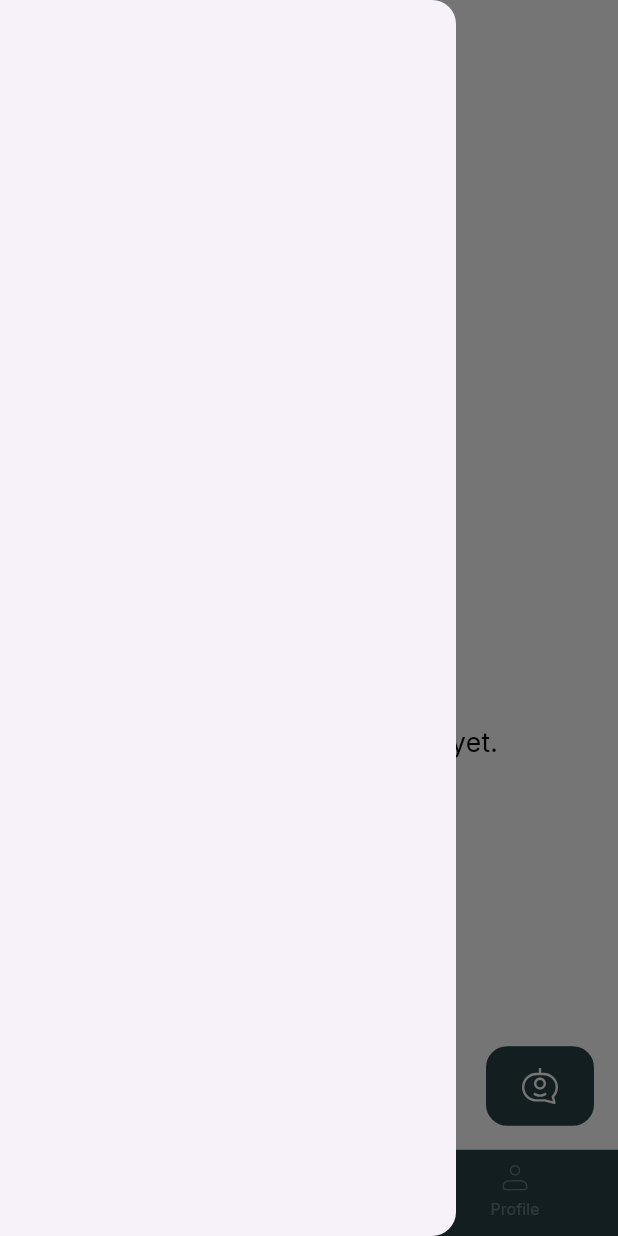
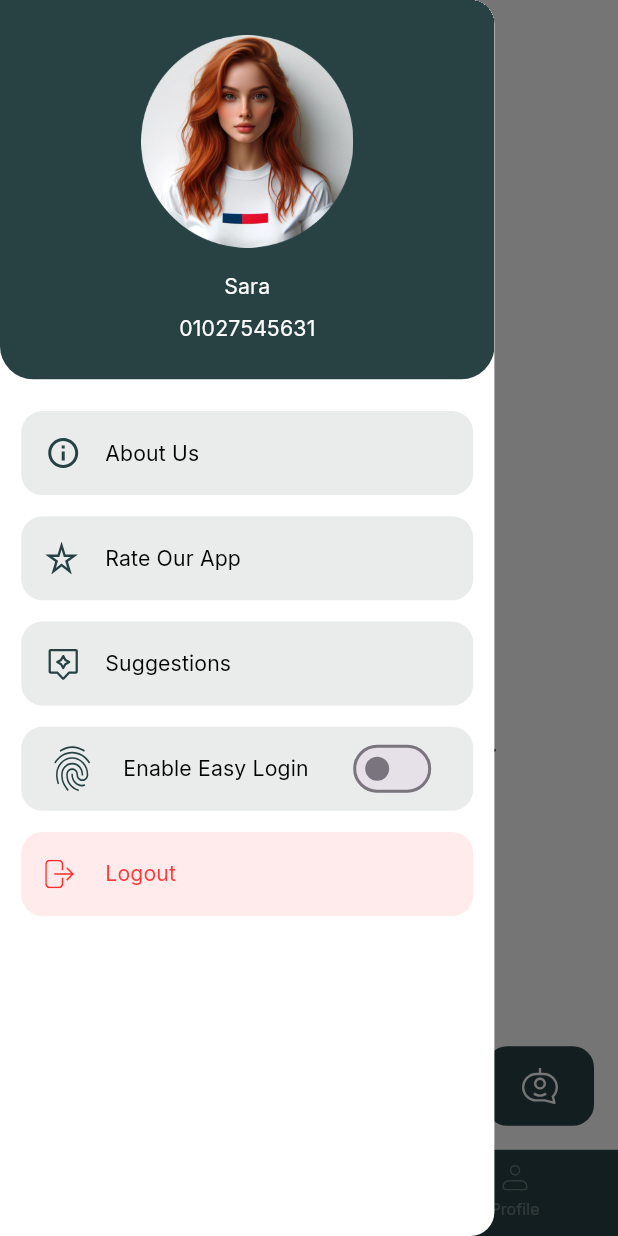
Before and after one commit to EzatRashad/Tranqulity, a Flutter app: the LayoutView screen opened directly, with the side drawer open, on a phone screen of 412 x 824 dp. Run offline on Flutter 3.47's test engine with Material 3 defaults, Android fonts, the phone set to English and light mode, and no system bars; our stand-ins replace flutter_screenutil, flutter_svg.

Commit message:
feat: add AppDrawer

```diff
--- a/lib/views/layout/layout.dart
+++ b/lib/views/layout/layout.dart
@@ -5,6 +5,7 @@ import 'package:tranqulity/core/utils/utils.dart';
 import 'package:tranqulity/core/widgets/button_widget.dart';
 import 'package:tranqulity/core/widgets/custom_image_widget.dart';
 import 'package:tranqulity/views/chat/chat_view.dart';
+import 'package:tranqulity/views/layout/widgets/app_drawer.dart';
 
 class LayoutView extends StatefulWidget {
   const LayoutView({super.key});
@@ -47,7 +48,7 @@ class _LayoutViewState extends State<LayoutView> {
         buttonColor: AppColors.primary,
         child: AppImage(imageName: "flaot_chat.svg"),
       ),
-      drawer: Drawer(),
+      drawer: AppDrawer(),
 
       appBar: AppBar(
         backgroundColor: Colors.transparent,
--- /dev/null
+++ b/lib/views/layout/widgets/app_drawer.dart
@@ -0,0 +1,156 @@
+import 'package:flutter/material.dart';
+import 'package:flutter_screenutil/flutter_screenutil.dart';
+import 'package:tranqulity/core/style/app_colors.dart';
+import 'package:tranqulity/core/utils/navigate.dart';
+import 'package:tranqulity/core/utils/utils.dart';
+import 'package:tranqulity/core/widgets/custom_image_widget.dart';
+import 'package:tranqulity/views/login/login.dart';
+
+class AppDrawer extends StatelessWidget {
+  const AppDrawer({super.key});
+
+  @override
+  Widget build(BuildContext context) {
+    final theme = Theme.of(context).textTheme;
+    return Drawer(
+      width: 344.w,
+      backgroundColor: Colors.white,
+      child: Column(
+        children: [
+          Container(
+            width: double.infinity,
+            height: 286.h,
+            decoration: BoxDecoration(
+              color: Color(0xff284243),
+              borderRadius: BorderRadius.only(
+                bottomRight: Radius.circular(25.r),
+                bottomLeft: Radius.circular(25.r),
+              ),
+            ),
+            child: Column(
+              mainAxisAlignment: MainAxisAlignment.center,
+              children: [
+                AppImage(
+                  imageName: 'drawer_profile.jpg',
+                  height: 160.h,
+                  width: 160.w,
+                ),
+                17.ph,
+                Text(
+                  'Sara',
+                  style: theme.titleMedium!.copyWith(
+                    color: Colors.white,
+                    fontWeight: FontWeight.w500,
+                    fontSize: 16.sp,
+                  ),
+                ),
+                8.ph,
+                Text(
+                  '01027545631',
+                  style: theme.titleMedium!.copyWith(
+                    color: Colors.white,
+                    fontWeight: FontWeight.w500,
+                    fontSize: 16.sp,
+                  ),
+                ),
+              ],
+            ),
+          ),
+          24.ph,
+          Item(title: "About Us", image: "about_us.svg", page: LoginView()),
+          16.ph,
+          Item(title: "Rate Our App", image: "star.svg", page: LoginView()),
+          16.ph,
+          Item(
+            title: "Suggestions",
+            image: "suggestion.svg",
+            page: LoginView(),
+          ),
+          16.ph,
+          Item(
+            title: "Enable Easy Login",
+            image: "finger.svg",
+            page: LoginView(),
+            finger: true,
+          ),
+          16.ph,
+          Item(
+            title: "Logout",
+            image: "log_out.svg",
+            page: LoginView(),
+            logout: true,
+          ),
+        ],
+      ),
+    );
+  }
+}
+
+class Item extends StatefulWidget {
+  const Item({
+    super.key,
+    this.finger = false,
+    required this.title,
+    required this.image,
+    required this.page,
+    this.logout = false,
+  });
+  final String title, image;
+  final Widget page;
+  final bool finger;
+  final bool logout;
+
+  @override
+  State<Item> createState() => _ItemState();
+}
+
+class _ItemState extends State<Item> {
+  bool activeFinger = false;
+
+  @override
+  Widget build(BuildContext context) {
+    return Padding(
+      padding: EdgeInsets.symmetric(horizontal: 16.r),
+      child: Column(
+        children: [
+          GestureDetector(
+            onTap: () {
+              widget.finger ? null : context.nextScreen(widget.page);
+            },
+            child: Container(
+              height: 56,
+              width: double.infinity,
+              decoration: BoxDecoration(
+                color: widget.logout
+                    ? Color(0xffFF3A3A).withValues(alpha: .10)
+                    : AppColors.primary.withValues(alpha: .10),
+                borderRadius: BorderRadius.circular(16.r),
+              ),
+              child: ListTile(
+                leading: AppImage(imageName: widget.image),
+                title: Text(
+                  widget.title,
+                  style: Theme.of(context).textTheme.titleSmall!.copyWith(
+                    color: widget.logout ? Color(0xffFF3A3A) : Colors.black,
+                  ),
+                ),
+                trailing: widget.finger
+                    ? Switch(
+                        activeColor: AppColors.white,
+                        value: activeFinger,
+                        activeTrackColor: Colors.blueAccent,
+                        onChanged: (value) {
+                          setState(() {
+                            activeFinger = value;
+                          });
+                        },
+                      )
+                    : null,
+              ),
+            ),
+          ),
+        ],
+      ),
+    );
+  }
+}
```
